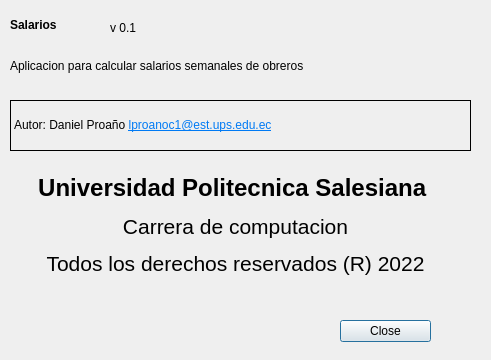
Before: the Qt Designer form acerca.ui in Danizet/SAlario_archivos, drawn with Qt 5.
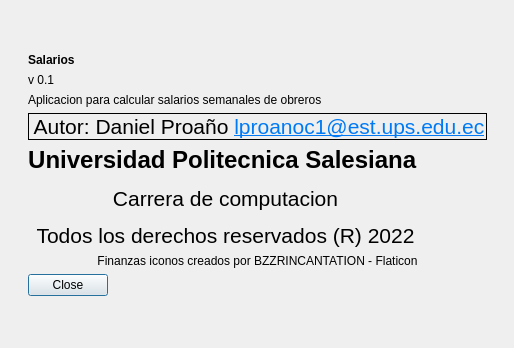
After: the same form once the commit is applied. Icons and pictures are not drawn.

```diff
--- a/acerca.ui
+++ b/acerca.ui
@@ -6,38 +6,30 @@
    <rect>
     <x>0</x>
     <y>0</y>
-    <width>491</width>
-    <height>360</height>
+    <width>514</width>
+    <height>348</height>
    </rect>
   </property>
   <property name="windowTitle">
    <string>Dialog</string>
   </property>
-  <widget class="QDialogButtonBox" name="buttonBox">
-   <property name="geometry">
-    <rect>
-     <x>340</x>
-     <y>320</y>
-     <width>91</width>
-     <height>31</height>
-    </rect>
-   </property>
-   <property name="orientation">
-    <enum>Qt::Vertical</enum>
-   </property>
-   <property name="standardButtons">
-    <set>QDialogButtonBox::Close</set>
-   </property>
-  </widget>
+  <property name="windowIcon">
+   <iconset resource="Recursos.qrc">
+    <normaloff>:/recursos/img/icono2.png</normaloff>:/recursos/img/icono2.png</iconset>
+  </property>
+  <layout class="QGridLayout" name="gridLayout">
+   <item row="1" column="1">
+    <widget class="QWidget" name="widget" native="true">
+     <property name="whatsThis">
+      <string>&lt;!DOCTYPE HTML PUBLIC &quot;-//W3C//DTD HTML 4.0//EN&quot; &quot;http://www.w3.org/TR/REC-html40/strict.dtd&quot;&gt;
+&lt;html&gt;&lt;head&gt;&lt;meta name=&quot;qrichtext&quot; content=&quot;1&quot; /&gt;&lt;meta charset=&quot;utf-8&quot; /&gt;&lt;style type=&quot;text/css&quot;&gt;
+p, li { white-space: pre-wrap; }
+&lt;/style&gt;&lt;/head&gt;&lt;body style=&quot; font-family:'Segoe UI'; font-size:16pt; font-weight:400; font-style:normal;&quot;&gt;
+&lt;p align=&quot;center&quot; style=&quot; margin-top:12px; margin-bottom:12px; margin-left:0px; margin-right:0px; -qt-block-indent:0; text-indent:0px;&quot;&gt;Autor: Daniel Proaño &lt;a href=&quot;mailto:lproanoc1@est.ups.edu.ec&quot;&gt;&lt;span style=&quot; text-decoration: underline; color:#007af4;&quot;&gt;lproanoc1@est.ups.edu.ec&lt;/span&gt;&lt;/a&gt;&lt;/p&gt;&lt;/body&gt;&lt;/html&gt;</string>
+     </property>
+     <layout class="QFormLayout" name="formLayout_2">
+      <item row="0" column="0">
   <widget class="QLabel" name="label">
-   <property name="geometry">
-    <rect>
-     <x>10</x>
-     <y>10</y>
-     <width>101</width>
-     <height>31</height>
-    </rect>
-   </property>
    <property name="styleSheet">
     <string notr="true">font: 200 18pt &quot;Source Serif Pro ExtraLight&quot;;</string>
    </property>
@@ -45,15 +37,16 @@
     <string>&lt;html&gt;&lt;head/&gt;&lt;body&gt;&lt;p&gt;&lt;span style=&quot; font-weight:700;&quot;&gt;Salarios&lt;/span&gt;&lt;/p&gt;&lt;/body&gt;&lt;/html&gt;</string>
    </property>
   </widget>
+      </item>
+      <item row="1" column="0">
+       <widget class="QLabel" name="outVersion">
+        <property name="text">
+         <string>v 0.1</string>
+        </property>
+       </widget>
+      </item>
+      <item row="2" column="0">
   <widget class="QLabel" name="label_2">
-   <property name="geometry">
-    <rect>
-     <x>10</x>
-     <y>40</y>
-     <width>511</width>
-     <height>51</height>
-    </rect>
-   </property>
    <property name="styleSheet">
     <string notr="true">font: 14pt &quot;Segoe UI&quot;;</string>
    </property>
@@ -61,15 +54,9 @@
     <string>Aplicacion para calcular salarios semanales de obreros</string>
    </property>
   </widget>
+      </item>
+      <item row="3" column="0">
   <widget class="QLabel" name="label_3">
-   <property name="geometry">
-    <rect>
-     <x>10</x>
-     <y>100</y>
-     <width>461</width>
-     <height>51</height>
-    </rect>
-   </property>
    <property name="styleSheet">
     <string notr="true">font: 16pt &quot;Segoe UI&quot;;</string>
    </property>
@@ -77,37 +64,110 @@
     <enum>QFrame::Box</enum>
    </property>
    <property name="text">
-    <string>&lt;html&gt;&lt;head/&gt;&lt;body&gt;&lt;p&gt;Autor: Daniel Proaño &lt;a href=&quot;mailto:lproanoc1@est.ups.edu.ec&quot;&gt;&lt;span style=&quot; text-decoration: underline; color:#007af4;&quot;&gt;lproanoc1@est.ups.edu.ec&lt;/span&gt;&lt;/a&gt;&lt;/p&gt;&lt;/body&gt;&lt;/html&gt;</string>
-   </property>
-  </widget>
+         <string>&lt;!DOCTYPE HTML PUBLIC &quot;-//W3C//DTD HTML 4.0//EN&quot; &quot;http://www.w3.org/TR/REC-html40/strict.dtd&quot;&gt;
+&lt;html&gt;&lt;head&gt;&lt;meta name=&quot;qrichtext&quot; content=&quot;1&quot; /&gt;&lt;meta charset=&quot;utf-8&quot; /&gt;&lt;style type=&quot;text/css&quot;&gt;
+p, li { white-space: pre-wrap; }
+&lt;/style&gt;&lt;/head&gt;&lt;body style=&quot; font-family:'Segoe UI'; font-size:16pt; font-weight:400; font-style:normal;&quot;&gt;
+&lt;p align=&quot;center&quot; style=&quot; margin-top:12px; margin-bottom:12px; margin-left:0px; margin-right:0px; -qt-block-indent:0; text-indent:0px;&quot;&gt;Autor: Daniel Proaño &lt;a href=&quot;mailto:lproanoc1@est.ups.edu.ec&quot;&gt;&lt;span style=&quot; text-decoration: underline; color:#007af4;&quot;&gt;lproanoc1@est.ups.edu.ec&lt;/span&gt;&lt;/a&gt;&lt;/p&gt;&lt;/body&gt;&lt;/html&gt;</string>
+        </property>
+        <property name="textInteractionFlags">
+         <set>Qt::LinksAccessibleByMouse</set>
+        </property>
+       </widget>
+      </item>
+      <item row="4" column="0">
   <widget class="QLabel" name="label_4">
-   <property name="geometry">
-    <rect>
-     <x>20</x>
-     <y>160</y>
-     <width>431</width>
-     <height>131</height>
-    </rect>
-   </property>
    <property name="text">
     <string>&lt;html&gt;&lt;head/&gt;&lt;body&gt;&lt;p align=&quot;center&quot;&gt;&lt;span style=&quot; font-size:18pt; font-weight:700;&quot;&gt;Universidad Politecnica Salesiana &lt;/span&gt;&lt;/p&gt;&lt;p align=&quot;center&quot;&gt;&lt;span style=&quot; font-size:16pt;&quot;&gt;Carrera de computacion&lt;/span&gt;&lt;/p&gt;&lt;p align=&quot;center&quot;&gt;&lt;span style=&quot; font-size:16pt;&quot;&gt;Todos los derechos reservados (R)  2022&lt;/span&gt;&lt;/p&gt;&lt;/body&gt;&lt;/html&gt;</string>
    </property>
   </widget>
-  <widget class="QLabel" name="outVersion">
-   <property name="geometry">
-    <rect>
-     <x>110</x>
-     <y>20</y>
-     <width>49</width>
-     <height>16</height>
-    </rect>
+      </item>
+      <item row="5" column="0" colspan="2">
+       <widget class="QLabel" name="label_5">
+        <property name="toolTip">
+         <string>&lt;html&gt;&lt;head/&gt;&lt;body&gt;&lt;p&gt;&lt;a href=&quot;https://www.flaticon.es/iconos-gratis/finanzas&quot;&gt;&lt;span style=&quot; text-decoration: underline; color:#007af4;&quot;&gt;Finanzas iconos creados por BZZRINCANTATION - Flaticon&lt;/span&gt;&lt;/a&gt;&lt;/p&gt;&lt;/body&gt;&lt;/html&gt;</string>
+        </property>
+        <property name="whatsThis">
+         <string>&lt;html&gt;&lt;head/&gt;&lt;body&gt;&lt;p align=&quot;center&quot;&gt;Finanzas iconos creados por BZZRINCANTATION - Flaticon&lt;/p&gt;&lt;/body&gt;&lt;/html&gt;</string>
+        </property>
+        <property name="styleSheet">
+         <string notr="true">font: 13pt &quot;Segoe UI&quot;;</string>
    </property>
    <property name="text">
-    <string>v 0.1</string>
-   </property>
-  </widget>
- </widget>
- <resources/>
+         <string>&lt;html&gt;&lt;head/&gt;&lt;body&gt;&lt;p align=&quot;center&quot;&gt;Finanzas iconos creados por BZZRINCANTATION - Flaticon&lt;/p&gt;&lt;/body&gt;&lt;/html&gt;</string>
+        </property>
+       </widget>
+      </item>
+      <item row="6" column="0">
+       <widget class="QDialogButtonBox" name="buttonBox">
+        <property name="orientation">
+         <enum>Qt::Vertical</enum>
+        </property>
+        <property name="standardButtons">
+         <set>QDialogButtonBox::Close</set>
+        </property>
+       </widget>
+      </item>
+     </layout>
+    </widget>
+   </item>
+   <item row="1" column="2">
+    <spacer name="horizontalSpacer_2">
+     <property name="orientation">
+      <enum>Qt::Horizontal</enum>
+     </property>
+     <property name="sizeHint" stdset="0">
+      <size>
+       <width>0</width>
+       <height>20</height>
+      </size>
+     </property>
+    </spacer>
+   </item>
+   <item row="2" column="1">
+    <spacer name="verticalSpacer_2">
+     <property name="orientation">
+      <enum>Qt::Vertical</enum>
+     </property>
+     <property name="sizeHint" stdset="0">
+      <size>
+       <width>20</width>
+       <height>0</height>
+      </size>
+     </property>
+    </spacer>
+   </item>
+   <item row="1" column="0">
+    <spacer name="horizontalSpacer">
+     <property name="orientation">
+      <enum>Qt::Horizontal</enum>
+     </property>
+     <property name="sizeHint" stdset="0">
+      <size>
+       <width>0</width>
+       <height>20</height>
+      </size>
+     </property>
+    </spacer>
+   </item>
+   <item row="0" column="1">
+    <spacer name="verticalSpacer">
+     <property name="orientation">
+      <enum>Qt::Vertical</enum>
+     </property>
+     <property name="sizeHint" stdset="0">
+      <size>
+       <width>20</width>
+       <height>0</height>
+      </size>
+     </property>
+    </spacer>
+   </item>
+  </layout>
+ </widget>
+ <resources>
+  <include location="Recursos.qrc"/>
+ </resources>
  <connections>
   <connection>
    <sender>buttonBox</sender>
```
Lines whose indentation alone changed are shown as unchanged.
